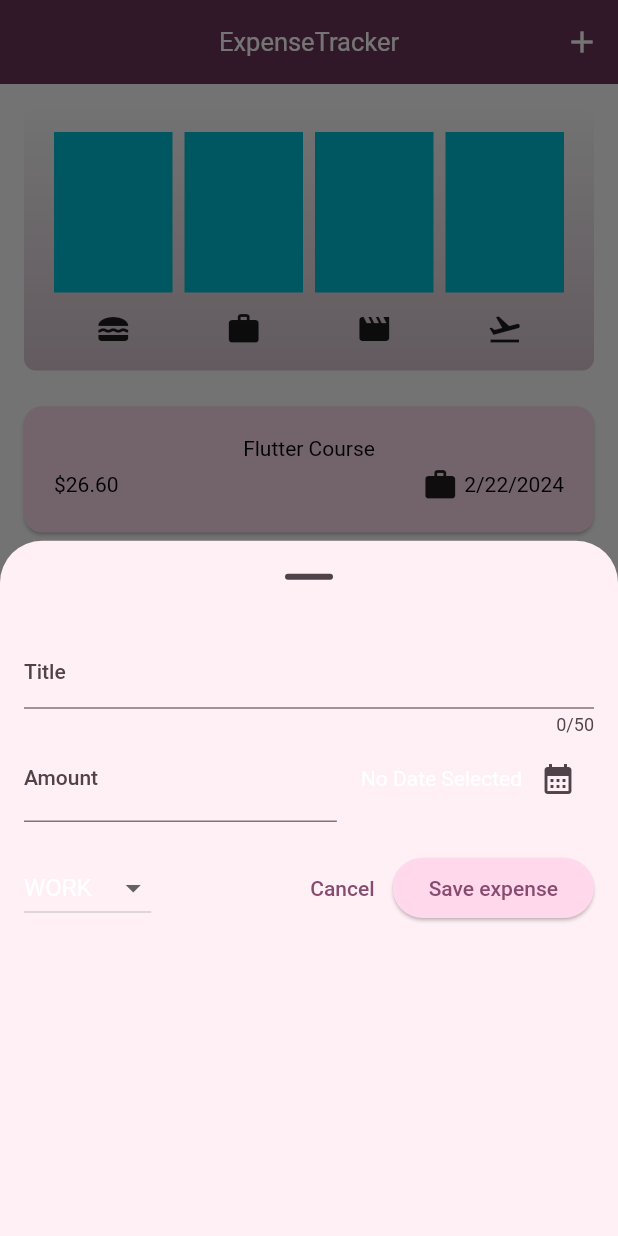
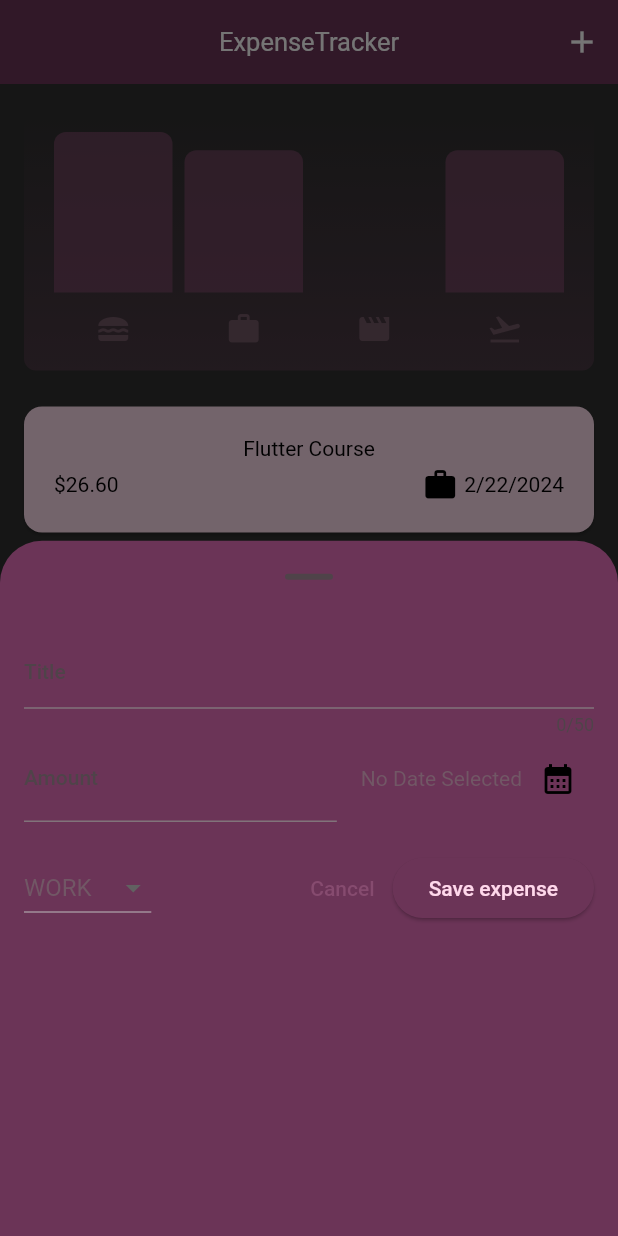
Before and after one commit to MasameEh/Expenses_Application, a Flutter app: the screen it shows after launch, after a tap on the "add" icon, on a phone screen of 412 x 824 dp. Run offline on Flutter 3.47's test engine with Material 2 defaults, Android fonts, the phone set to English and light mode, and no system bars.

Commit message:
add dark mode

```diff
--- a/lib/main.dart
+++ b/lib/main.dart
@@ -17,7 +17,7 @@ class MyApp extends StatelessWidget {
   Widget build(BuildContext context) {
     return MaterialApp(
       debugShowCheckedModeBanner: false,
-      themeMode: ThemeMode.light ,
+      themeMode: ThemeMode.dark,
       theme: ThemeData().copyWith(
         useMaterial3: true,
         colorScheme: myColorScheme,
@@ -48,12 +48,15 @@ class MyApp extends StatelessWidget {
           backgroundColor: myDarkColorScheme.onPrimaryContainer,
           foregroundColor: myDarkColorScheme.onPrimary,
         ),
+        iconTheme: const IconThemeData(
+          color: Colors.black,
+        ),
         cardTheme: const CardTheme().copyWith(
           color: myDarkColorScheme.secondaryContainer,
           margin: const EdgeInsets.symmetric(horizontal: 16.0, vertical: 8.0),
 
         ),
-        bottomSheetTheme: BottomSheetThemeData().copyWith(
+        bottomSheetTheme: const BottomSheetThemeData().copyWith(
           backgroundColor: myDarkColorScheme.onPrimaryContainer,
         ),
         elevatedButtonTheme: ElevatedButtonThemeData(
--- a/lib/widgets/chart/chart.dart
+++ b/lib/widgets/chart/chart.dart
@@ -7,6 +7,7 @@ class Chart extends StatelessWidget {
   const Chart({super.key, required this.expenses});
 
   final List<Expense> expenses;
+
 
   List<ExpenseBucket> get buckets
   {
@@ -35,9 +36,12 @@ class Chart extends StatelessWidget {
 
   @override
   Widget build(BuildContext context) {
+
+    final bool isDarkMode = MediaQuery.of(context).platformBrightness == Brightness.dark;
+
     return Container(
-      margin: EdgeInsets.all(16),
-      padding: EdgeInsets.symmetric(vertical: 16, horizontal: 16),
+      margin: const EdgeInsets.all(16),
+      padding: const EdgeInsets.symmetric(vertical: 16, horizontal: 16),
       width: double.infinity,
       height: 175.0,
       decoration: BoxDecoration(
@@ -71,7 +75,11 @@ class Chart extends StatelessWidget {
                 buckets.map((e) => Expanded(
                     child: Padding(
                         padding: EdgeInsets.symmetric(horizontal: 1),
-                        child: Icon(CategoryIcon[e.category]),
+                        child: Icon(CategoryIcon[e.category],
+                        color: isDarkMode
+                            ? Theme.of(context).colorScheme.secondary
+                            : Theme.of(context).colorScheme.secondary,
+                        ),
                     ),
                   )
                 ).toList(),
--- a/lib/widgets/chart/chartbar.dart
+++ b/lib/widgets/chart/chartbar.dart
@@ -6,11 +6,22 @@ class ChartBar extends StatelessWidget {
   final double fill;
   @override
   Widget build(BuildContext context) {
+
+    final bool isDarkMode = MediaQuery.of(context).platformBrightness == Brightness.dark;
+
     return Expanded(
         child: Padding(
-            padding: EdgeInsets.symmetric(horizontal: 4),
-            child: Container(
-                color: Colors.cyan,
+            padding: const EdgeInsets.symmetric(horizontal: 4),
+            child: FractionallySizedBox(
+              heightFactor: fill,
+              child: DecoratedBox(
+                  decoration: BoxDecoration(
+                    borderRadius: const BorderRadius.vertical(top: Radius.circular(8)),
+                    color: isDarkMode
+                        ? Theme.of(context).colorScheme.primary
+                        : Theme.of(context).colorScheme.primary.withOpacity(0.6),
+                  ),
+              ),
             ),
         ),
     );
--- a/lib/widgets/new_expense/new_expense.dart
+++ b/lib/widgets/new_expense/new_expense.dart
@@ -41,6 +41,7 @@ class _NewExpenseState extends State<NewExpense> {
           TextField(
             controller: titleController,
             maxLength: 50,
+            style: TextStyle(color: Theme.of(context).colorScheme.secondary),
             keyboardType: TextInputType.text,
             decoration: const InputDecoration(
               label: Text('Title'),
@@ -52,6 +53,7 @@ class _NewExpenseState extends State<NewExpense> {
                 child: TextField(
                   controller: amountController,
                   keyboardType: TextInputType.number,
+                  style: TextStyle(color: Theme.of(context).colorScheme.secondary),
                   decoration: const InputDecoration(
                     label: Text('Amount'),
                     prefix: Icon(Icons.attach_money),
@@ -61,7 +63,7 @@ class _NewExpenseState extends State<NewExpense> {
               const SizedBox(width: 16.0),
               Row(
                 children: [
-                  Text(_selectedDate != null ? formatter.format(_selectedDate!): 'No Date Selected'),
+                  Text(_selectedDate != null ? formatter.format(_selectedDate!): 'No Date Selected', style: TextStyle(color: Theme.of(context).colorScheme.secondary)),
                   IconButton(
                       onPressed: () async
                       {
@@ -90,7 +92,7 @@ class _NewExpenseState extends State<NewExpense> {
                 value: _selectedCategory,
                 items: Category.values.map((e) => DropdownMenuItem(
                   value: e,
-                  child: Text(e.name.toUpperCase()), )
+                  child: Text(e.name.toUpperCase(), style: TextStyle(color: Theme.of(context).colorScheme.secondary),), )
                 ).toList(),
                 onChanged: (newCategory)
                 {
@@ -128,8 +130,11 @@ class _NewExpenseState extends State<NewExpense> {
                         builder: (ctx)
                         {
                           return AlertDialog(
-                            title: const Text('Invalid input'),
-                            content: Text('Please make sure valid title, amount, date and category'),
+                            title: const Text('Invalid input', style:
+                            TextStyle(color: Colors.black)
+                            ),
+                            content: const Text('Please make sure valid title, amount, date and category', style:
+                            TextStyle(color: Colors.black)),
                             actions: [
                               TextButton(onPressed: ()
                               {
```
